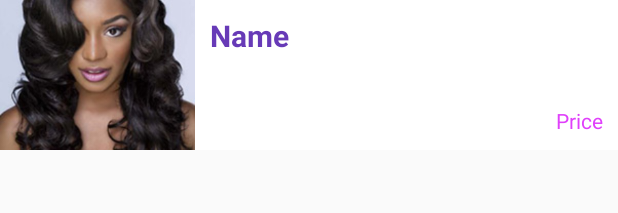
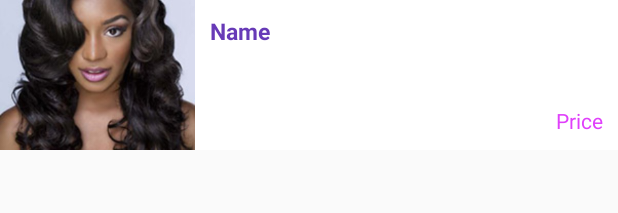
Before and after one commit to Emichira/MyOnlineStore, an Android app: the layout category_list_item.xml on its own in the app's theme, with its tools: preview values and no code run, on a phone screen of 412 x 824 dp. Shown: the top 213 px of the screen. Run offline under Robolectric (Android 15) with nearby library versions, the phone set to English and light mode, and no system bars.

```diff
--- a/app/build.gradle
+++ b/app/build.gradle
@@ -59,4 +59,6 @@ dependencies {
     testCompile 'org.robolectric:robolectric:3.0'
     testCompile 'org.robolectric:shadows-support-v4:3.0'
     annotationProcessor 'org.parceler:parceler:1.1.6'
+    compile 'com.android.support:cardview-v7:21.0.+'
+    compile 'com.android.support:recyclerview-v7:21.0.+'
 }
--- a/app/src/main/java/ke/co/emichira/myonlinestore/Constants.java
+++ b/app/src/main/java/ke/co/emichira/myonlinestore/Constants.java
@@ -6,7 +6,7 @@ package ke.co.emichira.myonlinestore;
 
 public class Constants {
     public static final String WALMART_API_KEY = BuildConfig.WALMART_API_KEY;
-    public static final String WALMART_BASE_URL = "http://api.walmartlabs.com/v1/search?format=json&apiKey=thzqckvaj724vmkm97wuyd6c&query=human hair extensions";
+    public static final String WALMART_BASE_URL = "http://api.walmartlabs.com/v1/trends?apiKey=thzqckvaj724vmkm97wuyd6c&lsPublisherId=xyz&format=json";
     public static final String WALMART_QUERY = "query";
     public static final String API_KEY_BASE= "apiKey";
 }
--- a/app/src/main/res/layout/activity_category_detail.xml
+++ b/app/src/main/res/layout/activity_category_detail.xml
@@ -3,7 +3,7 @@
     xmlns:tools="http://schemas.android.com/tools"
     android:layout_width="match_parent"
     android:layout_height="match_parent"
-    tools:context="com.epicodus.myonlinestore.ui.CategoryDetailActivity">
+    tools:context="ke.co.emichira.ui.CategoryDetailActivity">
 
     <android.support.v4.view.ViewPager
         android:id="@+id/viewPager"
--- a/app/src/main/res/layout/category_list_item.xml
+++ b/app/src/main/res/layout/category_list_item.xml
@@ -22,7 +22,7 @@ android:layout_height="wrap_content">
         android:layout_width="wrap_content"
         android:layout_height="wrap_content"
         android:id="@+id/nameTextView"
-        android:textSize="20dp"
+        android:textSize="15dp"
         android:textStyle="bold"
         android:text="Name"
         android:textColor="@color/colorPrimary"/>
```
Also changed, not shown: app/src/main/res/layout/activity_categories.xml (+0 -11 lines).
